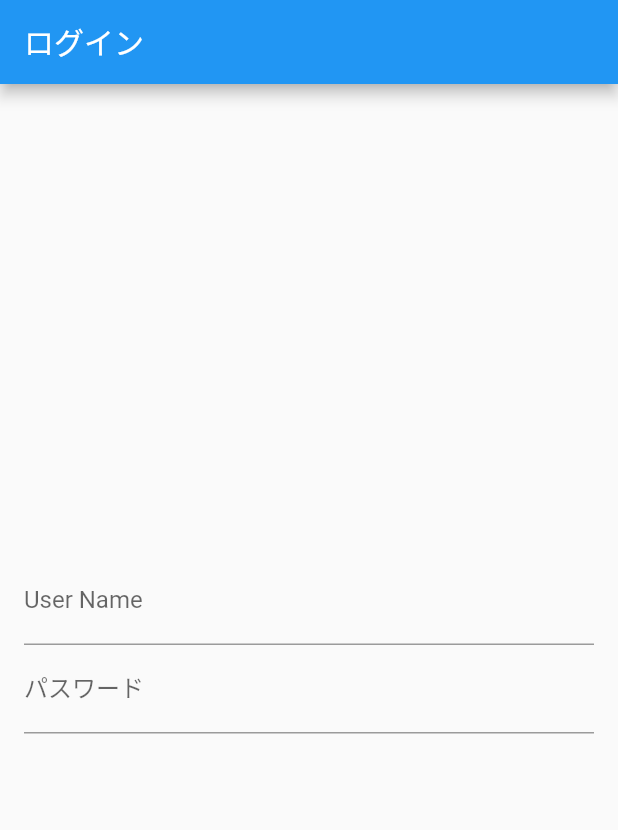
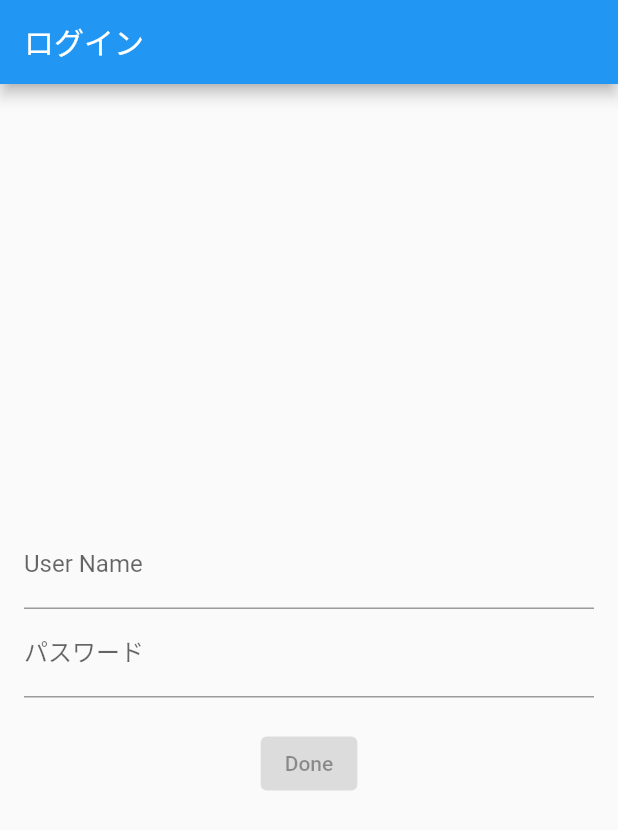
Before and after one commit to Sally-009/FlutterPractice, a Flutter app: the Login screen opened directly, on a phone screen of 412 x 824 dp. Shown: the top 830 px of the screen. Run offline on Flutter 3.47's test engine with Material 2 defaults, Android fonts, the phone set to English and light mode, and no system bars; statements that could not run were skipped.

Commit message:
changed "login.dart" to "login_screen.dart"

```diff
--- a/practice_app/lib/login.dart
+++ b/practice_app/lib/login_screen.dart
@@ -28,6 +28,7 @@ class _LoginState extends State<Login> {
         child: Column(
           mainAxisAlignment: MainAxisAlignment.center,
           children: <Widget>[
+            // UserName
             TextField(
               onChanged: (value) {
                 setState(() {
@@ -36,6 +37,7 @@ class _LoginState extends State<Login> {
               },
               decoration: const InputDecoration(labelText: 'User Name'),
             ),
+            // Password
             TextField(
               onChanged: (value) {
                 setState(() {
@@ -46,9 +48,21 @@ class _LoginState extends State<Login> {
               obscureText: true, // パスワードを隠す
             ),
             const SizedBox(height: 20),
+            // Submit
+            ElevatedButton(
+              // login関数の中身を書けば赤線解決すると思う
+              onPressed: login(_uname, _psw),
+              child: const Text("Done"),
+            ),
           ],
         ),
       ),
     );
   }
+
+  // ログイン画面でDoneを押した時の処理(フォームで入力されたunameとpswが引数)
+  void login(String unamein, String pswin) {
+    // ユーザーデータと照合
+    // 有効な結果なら次のページへ行く
+  }
 }
```
